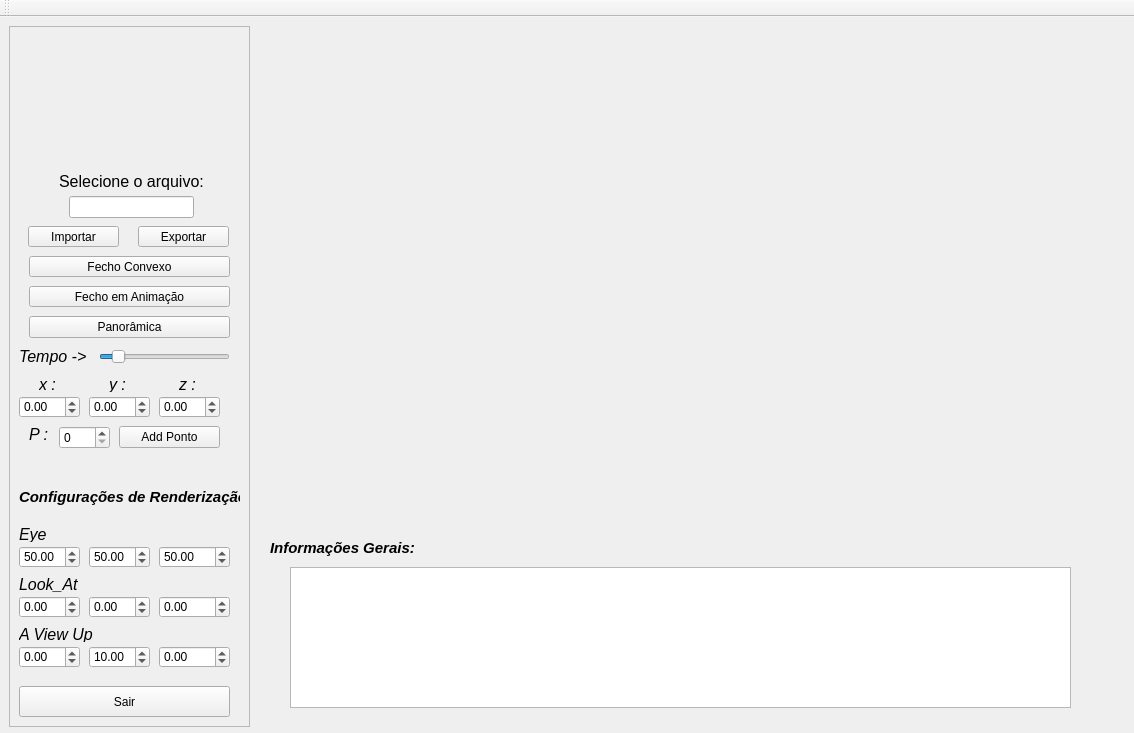
Alexandrecajamos/geometria_comp, file OpenGL/mainwindow.ui: the form before one commit.
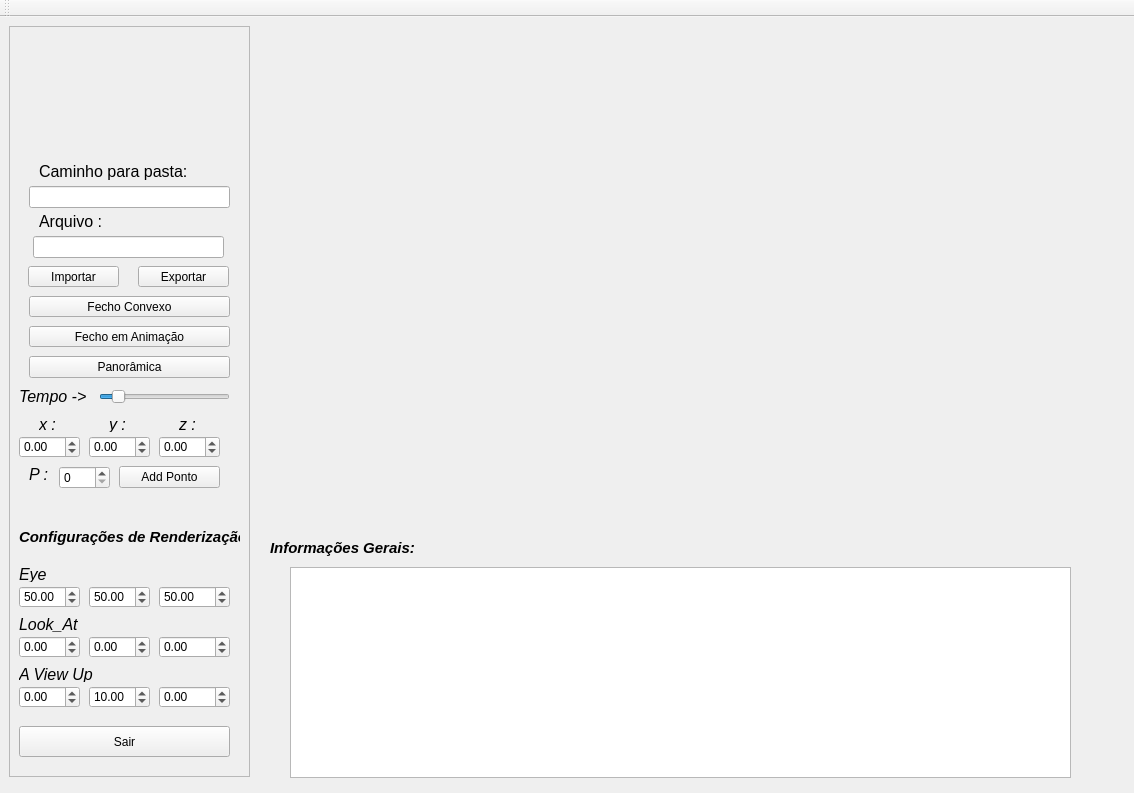
The form after the commit. Icons and pictures are not drawn. Custom widgets are drawn as their Qt base class.

What changed in the file:
```diff
--- a/OpenGL/mainwindow.ui
+++ b/OpenGL/mainwindow.ui
@@ -7,7 +7,7 @@
     <x>0</x>
     <y>0</y>
     <width>1134</width>
-    <height>733</height>
+    <height>793</height>
    </rect>
   </property>
   <property name="minimumSize">
@@ -26,7 +26,7 @@
       <x>9</x>
       <y>9</y>
       <width>241</width>
-      <height>701</height>
+      <height>751</height>
      </rect>
     </property>
     <property name="frameShape">
@@ -39,7 +39,7 @@
      <property name="geometry">
       <rect>
        <x>10</x>
-       <y>500</y>
+       <y>540</y>
        <width>41</width>
        <height>16</height>
       </rect>
@@ -59,7 +59,7 @@
      <property name="geometry">
       <rect>
        <x>10</x>
-       <y>520</y>
+       <y>560</y>
        <width>61</width>
        <height>22</height>
       </rect>
@@ -78,7 +78,7 @@
      <property name="geometry">
       <rect>
        <x>80</x>
-       <y>520</y>
+       <y>560</y>
        <width>61</width>
        <height>22</height>
       </rect>
@@ -97,7 +97,7 @@
      <property name="geometry">
       <rect>
        <x>150</x>
-       <y>520</y>
+       <y>560</y>
        <width>71</width>
        <height>22</height>
       </rect>
@@ -116,7 +116,7 @@
      <property name="geometry">
       <rect>
        <x>10</x>
-       <y>550</y>
+       <y>590</y>
        <width>71</width>
        <height>16</height>
       </rect>
@@ -136,7 +136,7 @@
      <property name="geometry">
       <rect>
        <x>10</x>
-       <y>570</y>
+       <y>610</y>
        <width>61</width>
        <height>22</height>
       </rect>
@@ -155,7 +155,7 @@
      <property name="geometry">
       <rect>
        <x>80</x>
-       <y>570</y>
+       <y>610</y>
        <width>61</width>
        <height>22</height>
       </rect>
@@ -174,7 +174,7 @@
      <property name="geometry">
       <rect>
        <x>150</x>
-       <y>570</y>
+       <y>610</y>
        <width>71</width>
        <height>22</height>
       </rect>
@@ -196,7 +196,7 @@
      <property name="geometry">
       <rect>
        <x>10</x>
-       <y>600</y>
+       <y>640</y>
        <width>91</width>
        <height>16</height>
       </rect>
@@ -216,7 +216,7 @@
      <property name="geometry">
       <rect>
        <x>10</x>
-       <y>620</y>
+       <y>660</y>
        <width>61</width>
        <height>22</height>
       </rect>
@@ -235,7 +235,7 @@
      <property name="geometry">
       <rect>
        <x>80</x>
-       <y>620</y>
+       <y>660</y>
        <width>61</width>
        <height>22</height>
       </rect>
@@ -254,7 +254,7 @@
      <property name="geometry">
       <rect>
        <x>150</x>
-       <y>620</y>
+       <y>660</y>
        <width>71</width>
        <height>22</height>
       </rect>
@@ -272,9 +272,9 @@
     <widget class="QLineEdit" name="lineEdit">
      <property name="geometry">
       <rect>
-       <x>60</x>
-       <y>170</y>
-       <width>125</width>
+       <x>24</x>
+       <y>210</y>
+       <width>191</width>
        <height>22</height>
       </rect>
      </property>
@@ -282,8 +282,8 @@
     <widget class="QLabel" name="label">
      <property name="geometry">
       <rect>
-       <x>50</x>
-       <y>140</y>
+       <x>30</x>
+       <y>180</y>
        <width>171</width>
        <height>31</height>
       </rect>
@@ -297,14 +297,14 @@
       </font>
      </property>
      <property name="text">
-      <string>Selecione o arquivo:</string>
+      <string>Arquivo :</string>
      </property>
     </widget>
     <widget class="QPushButton" name="Exp">
      <property name="geometry">
       <rect>
        <x>129</x>
-       <y>200</y>
+       <y>240</y>
        <width>91</width>
        <height>21</height>
       </rect>
@@ -317,7 +317,7 @@
      <property name="geometry">
       <rect>
        <x>19</x>
-       <y>200</y>
+       <y>240</y>
        <width>91</width>
        <height>21</height>
       </rect>
@@ -330,7 +330,7 @@
      <property name="geometry">
       <rect>
        <x>20</x>
-       <y>260</y>
+       <y>300</y>
        <width>201</width>
        <height>21</height>
       </rect>
@@ -343,7 +343,7 @@
      <property name="geometry">
       <rect>
        <x>10</x>
-       <y>450</y>
+       <y>490</y>
        <width>221</width>
        <height>41</height>
       </rect>
@@ -365,7 +365,7 @@
      <property name="geometry">
       <rect>
        <x>10</x>
-       <y>660</y>
+       <y>700</y>
        <width>211</width>
        <height>31</height>
       </rect>
@@ -378,7 +378,7 @@
      <property name="geometry">
       <rect>
        <x>20</x>
-       <y>230</y>
+       <y>270</y>
        <width>201</width>
        <height>21</height>
       </rect>
@@ -391,7 +391,7 @@
      <property name="geometry">
       <rect>
        <x>90</x>
-       <y>320</y>
+       <y>360</y>
        <width>131</width>
        <height>21</height>
       </rect>
@@ -410,7 +410,7 @@
      <property name="geometry">
       <rect>
        <x>10</x>
-       <y>320</y>
+       <y>360</y>
        <width>71</width>
        <height>20</height>
       </rect>
@@ -449,7 +449,7 @@
      <property name="geometry">
       <rect>
        <x>20</x>
-       <y>290</y>
+       <y>330</y>
        <width>201</width>
        <height>22</height>
       </rect>
@@ -462,7 +462,7 @@
      <property name="geometry">
       <rect>
        <x>10</x>
-       <y>370</y>
+       <y>410</y>
        <width>61</width>
        <height>22</height>
       </rect>
@@ -481,7 +481,7 @@
      <property name="geometry">
       <rect>
        <x>80</x>
-       <y>370</y>
+       <y>410</y>
        <width>61</width>
        <height>22</height>
       </rect>
@@ -500,7 +500,7 @@
      <property name="geometry">
       <rect>
        <x>150</x>
-       <y>370</y>
+       <y>410</y>
        <width>61</width>
        <height>22</height>
       </rect>
@@ -519,7 +519,7 @@
      <property name="geometry">
       <rect>
        <x>50</x>
-       <y>400</y>
+       <y>440</y>
        <width>51</width>
        <height>23</height>
       </rect>
@@ -529,7 +529,7 @@
      <property name="geometry">
       <rect>
        <x>110</x>
-       <y>400</y>
+       <y>440</y>
        <width>101</width>
        <height>22</height>
       </rect>
@@ -542,7 +542,7 @@
      <property name="geometry">
       <rect>
        <x>20</x>
-       <y>400</y>
+       <y>440</y>
        <width>20</width>
        <height>16</height>
       </rect>
@@ -562,7 +562,7 @@
      <property name="geometry">
       <rect>
        <x>30</x>
-       <y>350</y>
+       <y>390</y>
        <width>16</width>
        <height>16</height>
       </rect>
@@ -582,7 +582,7 @@
      <property name="geometry">
       <rect>
        <x>100</x>
-       <y>350</y>
+       <y>390</y>
        <width>16</width>
        <height>16</height>
       </rect>
@@ -602,7 +602,7 @@
      <property name="geometry">
       <rect>
        <x>170</x>
-       <y>350</y>
+       <y>390</y>
        <width>16</width>
        <height>16</height>
       </rect>
@@ -618,6 +618,37 @@
       <string>z :</string>
      </property>
     </widget>
+    <widget class="QLineEdit" name="pasta">
+     <property name="geometry">
+      <rect>
+       <x>20</x>
+       <y>160</y>
+       <width>201</width>
+       <height>22</height>
+      </rect>
+     </property>
+    </widget>
+    <widget class="QLabel" name="label_3">
+     <property name="geometry">
+      <rect>
+       <x>30</x>
+       <y>130</y>
+       <width>171</width>
+       <height>31</height>
+      </rect>
+     </property>
+     <property name="font">
+      <font>
+       <family>Ubuntu</family>
+       <pointsize>12</pointsize>
+       <weight>50</weight>
+       <bold>false</bold>
+      </font>
+     </property>
+     <property name="text">
+      <string>Caminho para pasta:</string>
+     </property>
+    </widget>
    </widget>
    <widget class="GLWidget" name="GLwidget" native="true">
     <property name="geometry">
@@ -666,7 +697,7 @@
       <x>290</x>
       <y>550</y>
       <width>781</width>
-      <height>141</height>
+      <height>211</height>
      </rect>
     </property>
    </widget>
```
